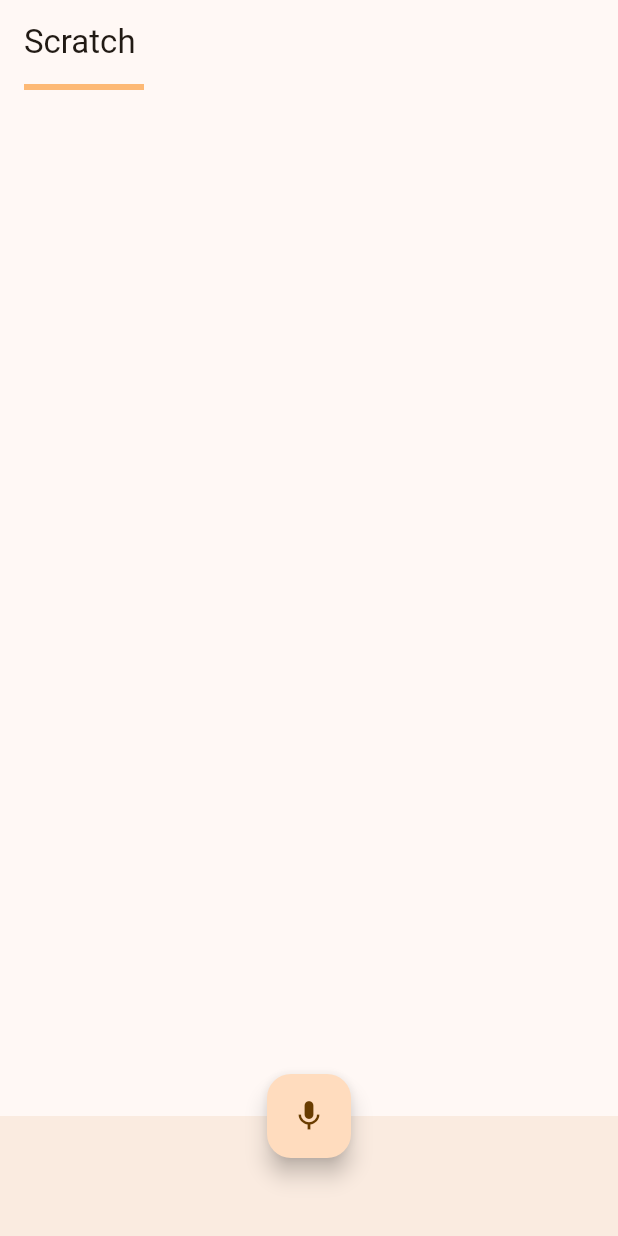
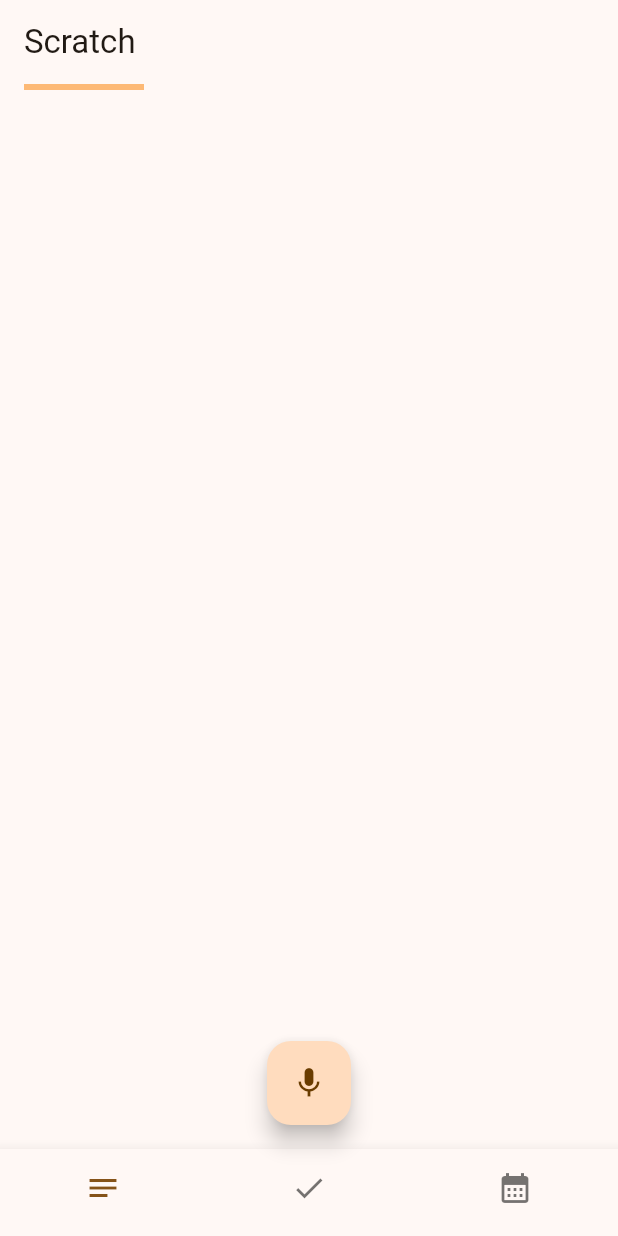
Before and after one commit to MatthewZ0823/mindo, a Flutter app: the screen it shows after launch, on a phone screen of 412 x 824 dp. Run offline on Flutter 3.47's test engine with Material 3 defaults, Android fonts, the phone set to English and light mode, and no system bars.

Commit message:
Bottom navigation buttons

```diff
--- a/lib/main.dart
+++ b/lib/main.dart
@@ -80,21 +80,30 @@ class _MyHomePageState extends State<MyHomePage> {
         child: TextField(
           decoration: InputDecoration(
             border: InputBorder.none,
-            // filled: true,
-            // fillColor: Theme.of(context).primaryColor,
           ),
           keyboardType: TextInputType.multiline,
           maxLines: null,
           expands: true,
         ),
       ),
-      bottomNavigationBar: const BottomAppBar(),
+      bottomNavigationBar: BottomNavigationBar(
+        showSelectedLabels: false,
+        showUnselectedLabels: false,
+        items: const <BottomNavigationBarItem>[
+          BottomNavigationBarItem(icon: Icon(Icons.notes), label: 'Scratch'),
+          BottomNavigationBarItem(icon: Icon(Icons.check), label: 'TODO'),
+          BottomNavigationBarItem(
+            icon: Icon(Icons.calendar_month),
+            label: 'Calendar',
+          ),
+        ],
+      ),
       floatingActionButton: FloatingActionButton(
         onPressed: _incrementCounter,
         tooltip: 'Record',
         child: const Icon(Icons.mic),
       ),
-      floatingActionButtonLocation: FloatingActionButtonLocation.centerDocked,
+      floatingActionButtonLocation: FloatingActionButtonLocation.centerFloat,
     );
   }
 }
```
